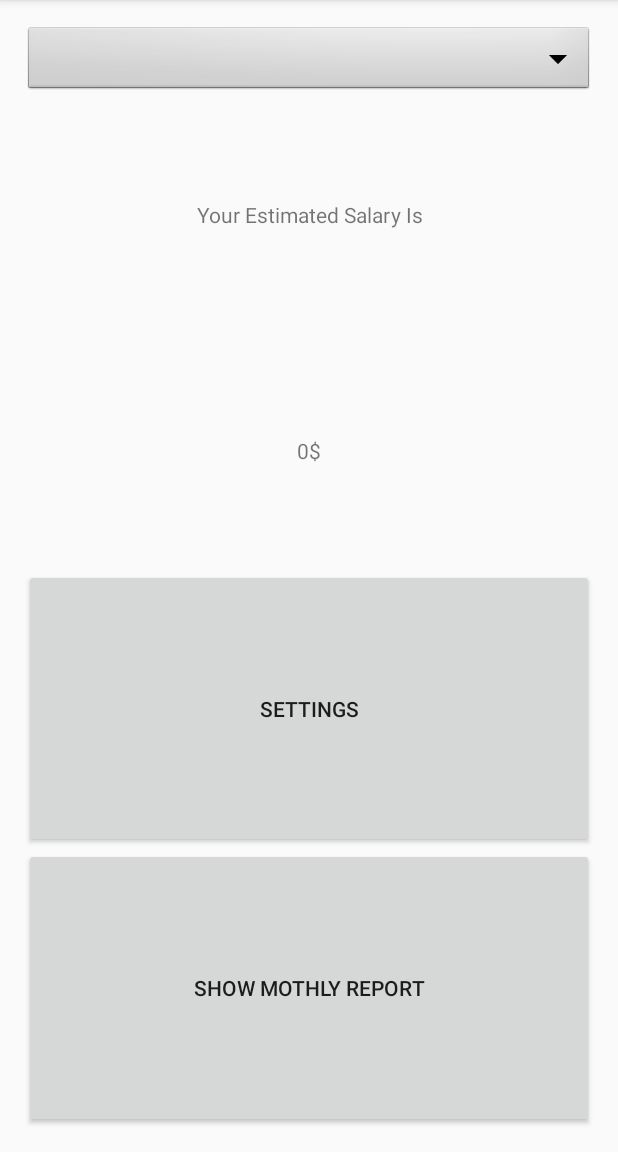
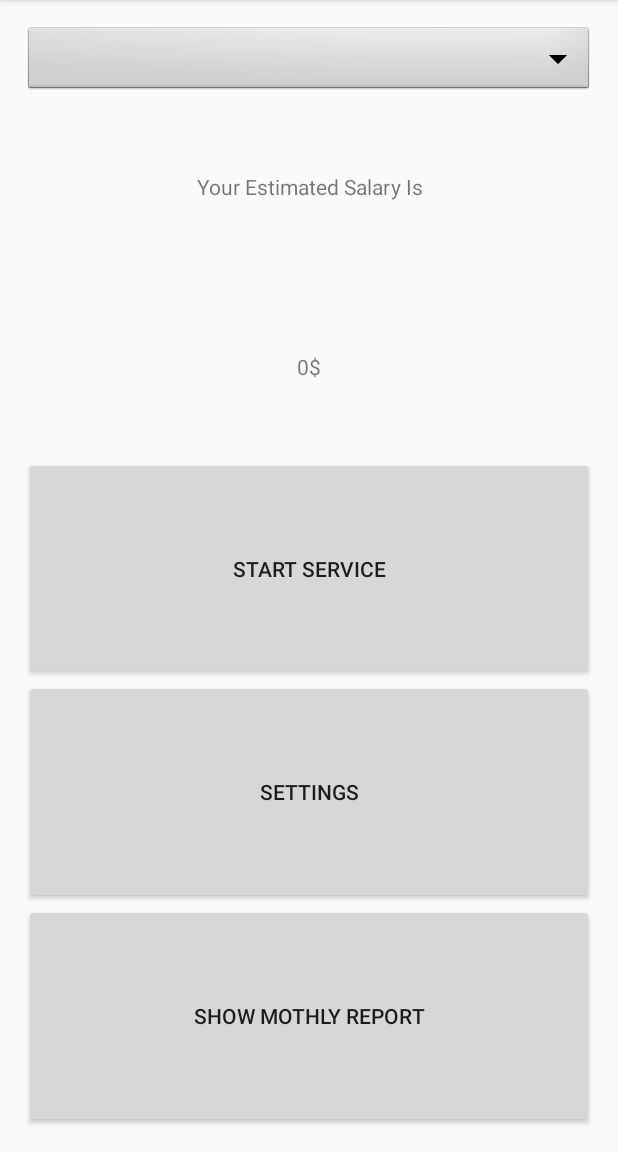
Before and after one commit to tomerach/Hilik---Android-APP, an Android app: the screen it shows after launch (MainActivity), on a phone screen of 412 x 824 dp, the part 84-1236 px from its top. Run offline under Robolectric (Android 15) with nearby library versions, the phone set to English and light mode, and no system bars.

Commit message:
added location service that push notifications

```diff
--- a/app/src/main/java/com/example/shonandtomer/hilik/MainActivity.java
+++ b/app/src/main/java/com/example/shonandtomer/hilik/MainActivity.java
@@ -1,8 +1,13 @@
 package com.example.shonandtomer.hilik;
 
+import android.Manifest;
 import android.app.Activity;
+import android.content.Context;
 import android.content.Intent;
+import android.content.SharedPreferences;
 import android.location.Address;
+import android.support.v4.app.ActivityCompat;
+import android.support.v4.content.ContextCompat;
 import android.support.v7.app.AppCompatActivity;
 import android.os.Bundle;
 import android.util.Log;
@@ -13,7 +18,7 @@ import android.widget.Button;
 import android.widget.Spinner;
 import android.widget.TextView;
 import android.widget.Toast;
-
+import com.google.gson.Gson;
 import java.util.ArrayList;
 
 public class MainActivity extends AppCompatActivity implements AdapterView.OnItemSelectedListener{
@@ -22,15 +27,23 @@ public class MainActivity extends AppCompatActivity implements AdapterView.OnIte
     private DatabaseHelper db;
     private Button settingsBtn;
     private Button reportBtn;
+    private Button startServiceBtn;
     private TextView estimatedTxt;
     private TextView salaryTxt;
     private Spinner dropdown;
     private Address selectedAddress = null;
-
-    private final int SETTING_ACTIVITY = 1;
-    private final int REPORT_ACTIVITY = 2;
-    private final String ADDRESS = "Address";
-
+    private Intent serviceIntent = null;
+    private Gson gson;
+    private int salaryPerHour;
+    private float transportation;
+    private String currencySymbol;
+    private boolean isExtraChecked;
+    private int extraFromHour;
+    private int extraPrecentage;
+    private static final int SETTING_ACTIVITY = 1;
+    private static final int REPORT_ACTIVITY = 2;
+    private static final String ADDRESS = "Address";
+    private static final String MY_PREFS_NAME = "SettingsFile";
 
     @Override
     protected void onCreate(Bundle savedInstanceState) {
@@ -45,6 +58,7 @@ public class MainActivity extends AppCompatActivity implements AdapterView.OnIte
             public void onClick(View view) {
                 Intent settingIntent = new Intent(MainActivity.this, SettingsActivity.class);
                 startActivityForResult(settingIntent, SETTING_ACTIVITY);
+                retrieveSharedPreferences();
             }
 
 
@@ -55,6 +69,21 @@ public class MainActivity extends AppCompatActivity implements AdapterView.OnIte
             public void onClick(View view) {
                 Intent reportIntent = new Intent(MainActivity.this, ReportActivity.class);
                 startActivity(reportIntent);
+            }
+        });
+
+        startServiceBtn.setOnClickListener(new View.OnClickListener() {
+            @Override
+            public void onClick(View view) {
+                if(retrieveSharedPreferences()) {
+                    serviceIntent = new Intent(MainActivity.this, LocationService.class);
+                    serviceIntent.putExtra("chosen address", selectedAddress);
+                    startService(serviceIntent);
+                    Toast.makeText(MainActivity.this, "Service started", Toast.LENGTH_SHORT).show();
+                }
+                else
+                    Toast.makeText(MainActivity.this, "Please go to settings and configured your workplace address.", Toast.LENGTH_SHORT).show();
+
             }
         });
     }
@@ -81,6 +110,8 @@ public class MainActivity extends AppCompatActivity implements AdapterView.OnIte
     @Override
     protected void onStart() {
         super.onStart();
+        ContextCompat.checkSelfPermission(this, Manifest.permission.ACCESS_FINE_LOCATION);
+        ActivityCompat.requestPermissions(this, new String[]{Manifest.permission.ACCESS_FINE_LOCATION}, 1);
     }
 
     @Override
@@ -90,6 +121,8 @@ public class MainActivity extends AppCompatActivity implements AdapterView.OnIte
 
     @Override
     protected void onDestroy() {
+        if(serviceIntent != null)//TODO: remove me when done
+            stopService(serviceIntent); //TODO: remove me when done
         super.onDestroy();
     }
 
@@ -106,8 +139,35 @@ public class MainActivity extends AppCompatActivity implements AdapterView.OnIte
 
         settingsBtn = (Button) findViewById(R.id.settingsBtn);
         reportBtn = (Button) findViewById(R.id.reportBtn);
+        startServiceBtn = (Button) findViewById(R.id.startServiceBtn);
         estimatedTxt = (TextView) findViewById(R.id.estimatedTxt);
         salaryTxt = (TextView) findViewById(R.id.salaryTxt);
+        gson = new Gson();
+
+        if(!retrieveSharedPreferences())
+            Toast.makeText(this, "Do something if no Address configured", Toast.LENGTH_SHORT).show();
+
+    }
+
+    private boolean retrieveSharedPreferences() {
+        final SharedPreferences settings = getSharedPreferences(MY_PREFS_NAME, Context.MODE_PRIVATE);
+
+        String stringifiedAddress = settings.getString("selectedAddress", null);
+
+        if (stringifiedAddress != null) {
+            selectedAddress = gson.fromJson(stringifiedAddress, Address.class);
+            salaryPerHour = Integer.parseInt(settings.getString("salaryInput", null));
+            transportation = Float.parseFloat(settings.getString("transportInput", null));
+            currencySymbol = settings.getString("currencySpinnerVal", "₪");
+            isExtraChecked = settings.getBoolean("extraHoursSwitch", false);
+
+            if(isExtraChecked) {
+                extraFromHour = Integer.parseInt(settings.getString("extraTimeInput", null));
+                extraPrecentage = Integer.parseInt(settings.getString("precentageInput", null));
+            }
+            return true;
+        }
+        return false;
     }
 
     @Override
--- a/app/src/main/res/layout/activity_main.xml
+++ b/app/src/main/res/layout/activity_main.xml
@@ -13,7 +13,7 @@
         android:orientation="vertical"
         android:layout_width="match_parent"
         android:layout_height="match_parent"
-        android:layout_weight="5">
+        android:layout_weight="6">
 
         <Spinner
             android:id="@+id/monthSppiner"
@@ -29,7 +29,7 @@
             android:id="@+id/estimatedTxt"
             android:textAlignment="center"
             android:gravity="center"
-            android:layout_weight="5" />
+            android:layout_weight="1" />
 
         <TextView
             android:text="0$"
@@ -38,21 +38,28 @@
             android:id="@+id/salaryTxt"
             android:textAlignment="center"
             android:gravity="center"
-            android:layout_weight="5" />
+            android:layout_weight="1" />
+
+        <Button
+            android:text="@string/start_service"
+            android:layout_width="match_parent"
+            android:layout_height="wrap_content"
+            android:id="@+id/startServiceBtn"
+            android:layout_weight="1"/>
 
         <Button
             android:text="@string/settings"
             android:layout_width="match_parent"
             android:layout_height="wrap_content"
             android:id="@+id/settingsBtn"
-            android:layout_weight="5" />
+            android:layout_weight="1" />
 
         <Button
             android:text="@string/show_mothly_report"
             android:layout_width="match_parent"
             android:layout_height="wrap_content"
             android:id="@+id/reportBtn"
-            android:layout_weight="5" />
+            android:layout_weight="1" />
 
     </LinearLayout>
 </LinearLayout>
--- a/app/src/main/res/values/strings.xml
+++ b/app/src/main/res/values/strings.xml
@@ -19,6 +19,7 @@
     <string name="clear">Clear</string>
     <string name="currency_prompt">Choose your currency</string>
     <string name="currencyLabel">Choose your currency</string>
+    <string name="start_service">Start service</string>
 
     <string-array name="currency_array">
         <item>₪</item>
```
Also changed, not shown: app/src/main/java/com/example/shonandtomer/hilik/LocationService.java (+35 -31 lines), app/src/main/java/com/example/shonandtomer/hilik/SettingsActivity.java (+4 -24 lines), app/src/main/res/layout/activity_settings.xml (+22 -9 lines).
